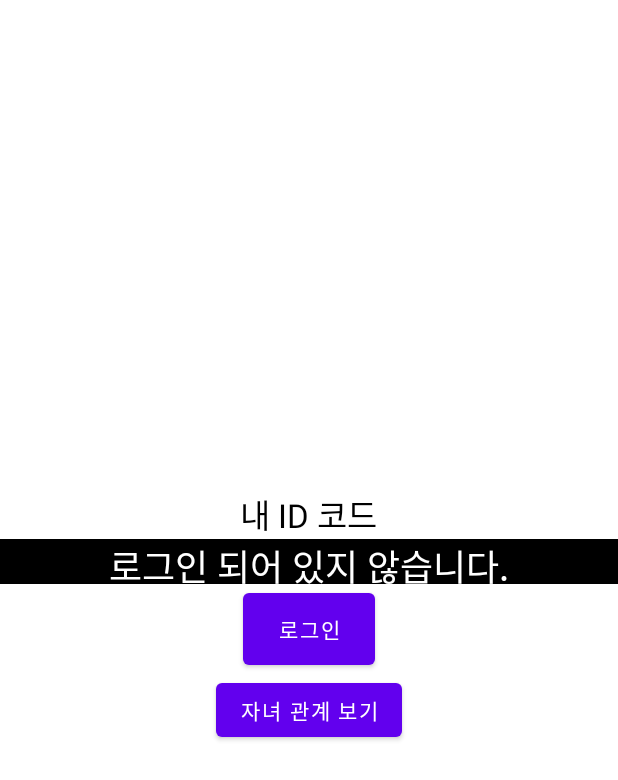
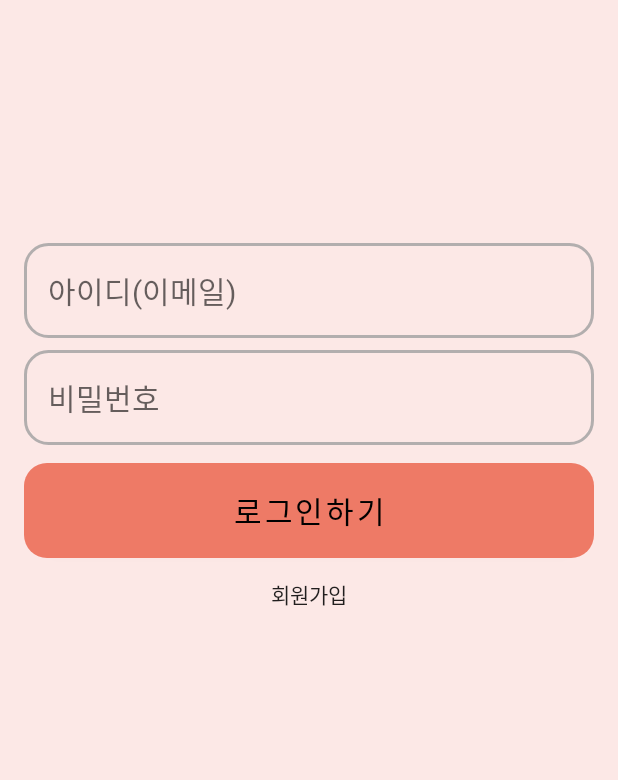
Before and after one commit to DGU-Post-IT/DangNaGwiGwi, an Android app: the screen it shows after launch (ProfileActivity), after a tap on "MY", on a phone screen of 412 x 824 dp. Shown: the top 780 px of the screen. Run offline under Robolectric (Android 15) with nearby library versions, the phone set to English and light mode, and no system bars; our stand-ins replace Firebase (no records; nobody signed in at launch, a user with empty details on screens opened directly), data binding.

Commit message:
login screen change

```diff
--- a/app/src/main/java/com/example/postit/ProfileActivity.java
+++ b/app/src/main/java/com/example/postit/ProfileActivity.java
@@ -1,150 +1,236 @@
 package com.example.postit;
 
-import android.content.Intent;
 import android.os.Bundle;
 import android.util.Log;
-import android.widget.RadioButton;
+import android.view.View;
 import android.widget.Toast;
 
-import androidx.activity.result.ActivityResultCallback;
-import androidx.activity.result.ActivityResultLauncher;
 import androidx.annotation.NonNull;
 import androidx.annotation.Nullable;
 import androidx.appcompat.app.AppCompatActivity;
-import androidx.databinding.DataBindingUtil;
-import androidx.lifecycle.ViewModel;
-import androidx.lifecycle.ViewModelProvider;
 
 import com.example.postit.databinding.ActivityProfileBinding;
-import com.example.postit.model.ParentUser;
-import com.firebase.ui.auth.AuthUI;
-import com.firebase.ui.auth.FirebaseAuthUIActivityResultContract;
-import com.firebase.ui.auth.IdpResponse;
-import com.firebase.ui.auth.data.model.FirebaseAuthUIAuthenticationResult;
 import com.google.android.gms.tasks.OnCompleteListener;
-import com.google.android.gms.tasks.OnFailureListener;
-import com.google.android.gms.tasks.OnSuccessListener;
 import com.google.android.gms.tasks.Task;
+import com.google.firebase.auth.AuthResult;
 import com.google.firebase.auth.FirebaseAuth;
 import com.google.firebase.auth.FirebaseUser;
 import com.google.firebase.firestore.FirebaseFirestore;
 
-import java.util.Arrays;
-import java.util.List;
+public class ProfileActivity extends AppCompatActivity {
 
-public class ProfileActivity extends AppCompatActivity {
+    static String TAG = "Login Activity";
+
     private ActivityProfileBinding binding;
-    private FirebaseFirestore db =FirebaseFirestore.getInstance();
+
     private FirebaseAuth auth = FirebaseAuth.getInstance();
+    private FirebaseFirestore db = FirebaseFirestore.getInstance();
+
 
     @Override
-    protected void onCreate(@Nullable Bundle savedInstanceState) {
+    public void onCreate(@Nullable Bundle savedInstanceState) {
         super.onCreate(savedInstanceState);
-        binding = DataBindingUtil.setContentView(this,R.layout.activity_profile);
-        binding.setLifecycleOwner(this);
-        ProfileViewModel vm = new ViewModelProvider(this).get(ProfileViewModel.class);
-        binding.setVm(vm);
-        initViews();
+        binding = ActivityProfileBinding.inflate(getLayoutInflater());
+        setContentView(binding.getRoot());
 
 
         bindLoginButton();
-        bindSaveButton();
-        bindButtons();
+        bindSignUpButton();
+
     }
 
-    private boolean checkLogin(){
-        FirebaseUser user = FirebaseAuth.getInstance().getCurrentUser();
-        return user != null;
-    }
+    private void bindSignUpButton() {
+        binding.signUpButton.setOnClickListener((v) -> {
 
-    private void bindSaveButton() {
-        binding.infoSaveButton.setOnClickListener((v)->{
-            if(!checkLogin()) return;
-            String name = binding.nameEditText.getText().toString();
-            String email = auth.getCurrentUser().getEmail();
-            int age = Integer.parseInt(binding.ageEditText.getText().toString());
-            int checkedRadioButtonId = binding.sexSelectGroup.getCheckedRadioButtonId();
-            int sex = -1;
-            RadioButton br = (RadioButton) (findViewById(checkedRadioButtonId));
-            if (br.getTag().equals("m")) {
-                sex=1;
-            }else{
-                sex=2;
-            }
-            ParentUser parentUser = new ParentUser(name,email,age,sex);
-            String key = auth.getCurrentUser().getUid();
-            binding.getVm().registerUserInfo(parentUser,key);
         });
     }
 
+    @Override
+    protected void onStart() {
+        super.onStart();
+        initViews();
+    }
+
     private void initViews() {
-        FirebaseUser user = FirebaseAuth.getInstance().getCurrentUser();
-        if(user==null){
-            binding.idTextView.setText(null);
+        FirebaseUser user = auth.getCurrentUser();
+        if (user == null) {
+            binding.idEditText.setText(null);
+            binding.idEditText.setEnabled(true);
+            binding.passwordEditText.setEnabled(true);
+            binding.idEditText.setText("");
+            binding.passwordEditText.setText("");
             binding.loginButton.setText("로그인하기");
-        }else{
-            binding.idTextView.setText(user.getEmail());
+        } else {
+            binding.idEditText.setText(user.getEmail());
+            binding.idEditText.setEnabled(false);
+            binding.passwordEditText.setText("******");
+            binding.passwordEditText.setEnabled(false);
             binding.loginButton.setText("로그아웃하기");
         }
     }
 
-    private void bindLoginButton() {
-        binding.loginButton.setOnClickListener((v)->{
-            FirebaseUser user = FirebaseAuth.getInstance().getCurrentUser();
-            if(user==null){
-                loginStart();
-            }else{
-                binding.getVm().logout();
+    private boolean checkLogin() {
+        FirebaseUser user = auth.getCurrentUser();
+        return user != null;
+    }
+
+    void updateUI(FirebaseUser user) {
+        if (user == null) {
+            binding.idEditText.setText(null);
+            binding.idEditText.setEnabled(true);
+            binding.passwordEditText.setEnabled(true);
+            binding.idEditText.setText("");
+            binding.passwordEditText.setText("");
+            binding.loginButton.setText("로그인하기");
+        } else {
+            binding.idEditText.setText(user.getEmail());
+            binding.idEditText.setEnabled(false);
+            binding.passwordEditText.setText("******");
+            binding.passwordEditText.setEnabled(false);
+            binding.loginButton.setText("로그아웃하기");
+        }
+    }
+
+    void bindLoginButton() {
+        binding.loginButton.setOnClickListener((v) -> {
+            if (auth.getCurrentUser() == null) {
+                String id = binding.idEditText.getEditableText().toString();
+                String password = binding.passwordEditText.getEditableText().toString();
+                if (id.equals("")) {
+                    return;
+                }
+                if (password.equals("")) {
+                    Toast.makeText(getApplicationContext(), "비밀번호를 입력해주세요", Toast.LENGTH_SHORT).show();
+                    return;
+                }
+
+                requestLogin(id, password);
+            } else {
+                binding.progressView.setVisibility(View.VISIBLE);
+                auth.signOut();
+                updateUI(null);
+                binding.progressView.setVisibility(View.GONE);
             }
-        });
-
-    }
-    private void bindButtons(){
-        binding.childrenRelationButton.setOnClickListener((v)->{
-            Intent intent = new Intent(this,ChildrenManageActivity.class);
-            startActivity(intent);
         });
     }
 
-    // 1102 로그인 결과 콜백 등록
-    private final ActivityResultLauncher<Intent> signInLauncher = registerForActivityResult(
-            new FirebaseAuthUIActivityResultContract(),
-            new ActivityResultCallback<FirebaseAuthUIAuthenticationResult>() {
-                @Override
-                public void onActivityResult(FirebaseAuthUIAuthenticationResult result) {
-                    onSignInResult(result);
-                }
-            }
-    );
-    // 로그인 결과 콜백 함수
-    private void onSignInResult(FirebaseAuthUIAuthenticationResult result) {
-        IdpResponse response = result.getIdpResponse();
-        if (result.getResultCode() == RESULT_OK) {
-            // Successfully signed in
-            FirebaseUser user = FirebaseAuth.getInstance().getCurrentUser();
-            binding.idTextView.setText(user.getEmail());
-            binding.loginButton.setText("로그아웃 하기");
-            binding.getVm().checkPrivateInfo();
-        } else {
-            // Sign in failed. If response is null the user canceled the
-            // sign-in flow using the back button. Otherwise check
-            // response.getError().getErrorCode() and handle the error.
-            // ...
-            Toast.makeText(this,"로그인에 실패했습니다.",Toast.LENGTH_SHORT).show();
-        }
+    void requestLogin(String id, String password) {
+        binding.progressView.setVisibility(View.VISIBLE);
+        auth.signInWithEmailAndPassword(id, password)
+                .addOnCompleteListener(this, new OnCompleteListener<AuthResult>() {
+                    @Override
+                    public void onComplete(@NonNull Task<AuthResult> task) {
+                        if (task.isSuccessful()) {
+                            // Sign in success, update UI with the signed-in user's information
+                            Log.d(TAG, "signInWithEmail:success");
+                            FirebaseUser user = auth.getCurrentUser();
+                            updateUI(user);
+                        } else {
+                            // If sign in fails, display a message to the user.
+                            Log.w(TAG, "signInWithEmail:failure", task.getException());
+                            Toast.makeText(getApplicationContext(), "로그인 실패", Toast.LENGTH_SHORT).show();
+                            updateUI(null);
+                        }
+                        binding.progressView.setVisibility(View.GONE);
+                    }
+                });
     }
-    //로그인 화면 시작
-    void loginStart() {
-        List<AuthUI.IdpConfig> providers = Arrays.asList(
-                new AuthUI.IdpConfig.EmailBuilder().build(),
-                new AuthUI.IdpConfig.GoogleBuilder().build());
-
-        // Create and launch sign-in intent
-        Intent signInIntent = AuthUI.getInstance()
-                .createSignInIntentBuilder()
-                .setAvailableProviders(providers)
-                .setIsSmartLockEnabled(false)
-                .build();
-        signInLauncher.launch(signInIntent);
-    }
+//
+//    private void bindSaveButton() {
+//        binding.infoSaveButton.setOnClickListener((v)->{
+//            if(!checkLogin()) return;
+//            String name = binding.nameEditText.getText().toString();
+//            String email = auth.getCurrentUser().getEmail();
+//            int age = Integer.parseInt(binding.ageEditText.getText().toString());
+//            int checkedRadioButtonId = binding.sexSelectGroup.getCheckedRadioButtonId();
+//            int sex = -1;
+//            RadioButton br = (RadioButton) (findViewById(checkedRadioButtonId));
+//            if (br.getTag().equals("m")) {
+//                sex=1;
+//            }else{
+//                sex=2;
+//            }
+//            ChildUser childUser = new ChildUser(name,email,age,sex);
+//            String key = auth.getCurrentUser().getUid();
+//            registerUserInfo(childUser,key);
+//        });
+//    }
+//
+//    private void registerUserInfo(ChildUser user, String key) {
+//        db.collection("users").document(key)
+//                .set(user)
+//                .addOnSuccessListener(new OnSuccessListener<Void>() {
+//                    @Override
+//                    public void onSuccess(Void aVoid) {
+//                        Log.d("upload!!", "DocumentSnapshot successfully written!");
+//                    }
+//                })
+//                .addOnFailureListener(new OnFailureListener() {
+//                    @Override
+//                    public void onFailure(@NonNull Exception e) {
+//                        Log.w("upload!!", "Error writing document", e);
+//                    }
+//                });
+//    }
+//
+//    private void bindLoginButton() {
+//        binding.loginButton.setOnClickListener((v) -> {
+//            FirebaseUser user = FirebaseAuth.getInstance().getCurrentUser();
+//            if (user == null) {
+//                loginStart();
+//            } else {
+//                AuthUI.getInstance()
+//                        .signOut(this)
+//                        .addOnCompleteListener(new OnCompleteListener<Void>() {
+//                            public void onComplete(@NonNull Task<Void> task) {
+//                                binding.idTextView.setText("로그아웃 됨");
+//                                binding.loginButton.setText("로그인 하기");
+//                            }
+//                        });
+//            }
+//        });
+//
+//    }
+//    // 로그인 결과 콜백 등록
+//    private final ActivityResultLauncher<Intent> signInLauncher = registerForActivityResult(
+//            new FirebaseAuthUIActivityResultContract(),
+//            new ActivityResultCallback<FirebaseAuthUIAuthenticationResult>() {
+//                @Override
+//                public void onActivityResult(FirebaseAuthUIAuthenticationResult result) {
+//                    onSignInResult(result);
+//                }
+//            }
+//    );
+//    // 로그인 결과 콜백 함수
+//    private void onSignInResult(FirebaseAuthUIAuthenticationResult result) {
+//        IdpResponse response = result.getIdpResponse();
+//        if (result.getResultCode() == RESULT_OK) {
+//            // Successfully signed in
+//            FirebaseUser user = FirebaseAuth.getInstance().getCurrentUser();
+//            binding.idTextView.setText(user.getEmail());
+//            binding.loginButton.setText("로그아웃 하기");
+//        } else {
+//            // Sign in failed. If response is null the user canceled the
+//            // sign-in flow using the back button. Otherwise check
+//            // response.getError().getErrorCode() and handle the error.
+//            // ...
+//            Toast.makeText(this,"로그인에 실패했습니다.",Toast.LENGTH_SHORT).show();
+//
+//        }
+//    }
+//    //로그인 화면 시작
+//    void loginStart() {
+//        List<AuthUI.IdpConfig> providers = Arrays.asList(
+//                new AuthUI.IdpConfig.EmailBuilder().build(),
+//                new AuthUI.IdpConfig.GoogleBuilder().build());
+//
+//        // Create and launch sign-in intent
+//        Intent signInIntent = AuthUI.getInstance()
+//                .createSignInIntentBuilder()
+//                .setAvailableProviders(providers)
+//                .setIsSmartLockEnabled(false)
+//                .build();
+//
+//        signInLauncher.launch(signInIntent);
+//    }
 }
--- /dev/null
+++ b/app/src/main/res/drawable/id_input_text.xml
@@ -0,0 +1,14 @@
+<?xml version="1.0" encoding="utf-8"?>
+<shape xmlns:android="http://schemas.android.com/apk/res/android"
+    android:shape="rectangle">
+    <solid android:color="@null"/>
+    <stroke
+        android:color="@color/gray"
+        android:width="2dp"/>
+    <corners
+        android:bottomLeftRadius="15dp"
+        android:bottomRightRadius="15dp"
+        android:topLeftRadius="15dp"
+        android:topRightRadius="15dp"/>
+
+</shape>
--- /dev/null
+++ b/app/src/main/res/drawable/radius_button.xml
@@ -0,0 +1,10 @@
+<?xml version="1.0" encoding="utf-8"?>
+<shape xmlns:android="http://schemas.android.com/apk/res/android"
+    android:shape="rectangle" android:padding = "10dp">
+    <solid android:color="@color/pink"/>
+    <corners
+        android:bottomLeftRadius="15dp"
+        android:bottomRightRadius="15dp"
+        android:topLeftRadius="15dp"
+        android:topRightRadius="15dp"/>
+</shape>
--- a/app/src/main/res/layout/activity_profile.xml
+++ b/app/src/main/res/layout/activity_profile.xml
@@ -1,105 +1,84 @@
 <?xml version="1.0" encoding="utf-8"?>
 <layout>
-    <data>
-        <import type="android.view.View"/>
-        <variable
-            name="vm"
-            type="com.example.postit.ProfileViewModel" />
-    </data>
-
-
-<LinearLayout xmlns:android="http://schemas.android.com/apk/res/android"
-    xmlns:tools="http://schemas.android.com/tools"
+<androidx.constraintlayout.widget.ConstraintLayout
+    xmlns:android="http://schemas.android.com/apk/res/android"
     android:layout_width="match_parent"
     android:layout_height="match_parent"
-    android:gravity="center"
-    android:orientation="vertical">
+    xmlns:app="http://schemas.android.com/apk/res-auto"
+    android:background="@color/light_pink">
 
+    <EditText
+        android:id="@+id/id_edit_text"
+        app:layout_constraintBottom_toBottomOf="parent"
+        app:layout_constraintDimensionRatio="6:1"
+        app:layout_constraintEnd_toEndOf="parent"
+        app:layout_constraintStart_toStartOf="parent"
+        app:layout_constraintTop_toTopOf="parent"
+        app:layout_constraintVertical_bias="0.2"
+        android:layout_width="0dp"
+        android:layout_height="0dp"
+        android:layout_margin="16dp"
+        android:background="@drawable/id_input_text"
+        android:hint="아이디(이메일)"
+        android:inputType="textEmailAddress"
+        android:paddingStart="16dp"
+        android:textSize="20sp" />
 
-    <TextView
-        android:layout_width="wrap_content"
-        android:layout_height="wrap_content"
-        android:text="내 ID 코드"
-        android:textColor="@color/black"
-        android:textSize="22sp" />
-
-    <TextView
-        android:id="@+id/id_text_view"
-        android:layout_width="match_parent"
-        android:layout_height="30dp"
-        android:background="@color/black"
-        android:hint="로그인 되어 있지 않음"
-        android:textAlignment="center"
-        android:textColor="@color/white"
-        android:textSize="24sp"
-        tools:text="@{vm.emailText}" />
+    <EditText
+        android:id="@+id/password_edit_text"
+        app:layout_constraintDimensionRatio="6:1"
+        app:layout_constraintEnd_toEndOf="@id/id_edit_text"
+        app:layout_constraintStart_toStartOf="@id/id_edit_text"
+        app:layout_constraintTop_toBottomOf="@id/id_edit_text"
+        android:layout_width="0dp"
+        android:layout_height="0dp"
+        android:layout_marginTop="8dp"
+        android:background="@drawable/id_input_text"
+        android:hint="비밀번호"
+        android:inputType="textPassword"
+        android:paddingStart="16dp"
+        android:textSize="20sp" />
 
     <Button
         android:id="@+id/login_button"
+        app:layout_constraintDimensionRatio="6:1"
+        app:layout_constraintEnd_toEndOf="@id/password_edit_text"
+        app:layout_constraintStart_toStartOf="@id/password_edit_text"
+        app:layout_constraintTop_toBottomOf="@id/password_edit_text"
+        android:layout_width="0dp"
+        android:layout_height="0dp"
+        android:layout_marginTop="12dp"
+        android:background="@drawable/radius_button"
+        android:text="로그인"
+        android:textColor="@color/black"
+        android:textSize="20sp" />
+
+    <androidx.appcompat.widget.AppCompatButton
+        android:id="@+id/signUpButton"
+        app:layout_constraintEnd_toEndOf="@id/login_button"
+        app:layout_constraintStart_toStartOf="@id/login_button"
+        app:layout_constraintTop_toBottomOf="@id/login_button"
         android:layout_width="wrap_content"
-        android:layout_height="60dp"
-        android:text="@{vm.buttonText}"
-        />
+        android:layout_height="wrap_content"
+        android:background="@null"
+        android:text="회원가입" />
 
     <LinearLayout
-        android:id="@+id/private_info_layout"
+        android:id="@+id/progress_view"
+        android:layout_width="match_parent"
+        android:layout_height="match_parent"
+        android:alpha="0.8"
+        android:background="@color/gray"
+        android:gravity="center"
         android:orientation="vertical"
-        android:visibility="@{!vm.privateInfoSaved &amp;&amp; vm.loggedIn ? View.VISIBLE : View.GONE, default=gone}"
-        android:layout_width="wrap_content"
-        android:layout_height="wrap_content"
-        >
+        android:visibility="gone">
 
-    <EditText
-        android:id="@+id/name_edit_text"
-        android:layout_width="match_parent"
-        android:layout_height="50dp"
-        android:elevation="1dp"
-        android:hint="이름을 입력" />
-    <RadioGroup
-        android:layout_width="match_parent"
-        android:layout_height="wrap_content"
-        android:orientation="horizontal"
-        android:id="@+id/sex_select_group"
-        >
-        <RadioButton
+        <ProgressBar
             android:layout_width="wrap_content"
-            android:layout_height="wrap_content"
-            android:text="남성"
-            android:tag="m"
-            />
-        <RadioButton
-            android:layout_width="wrap_content"
-            android:layout_height="wrap_content"
-            android:text="여성"
-            android:tag="f"
-            />
+            android:layout_height="wrap_content" />
 
-    </RadioGroup>
-
-    <EditText
-        android:layout_width="100dp"
-        android:layout_height="60dp"
-        android:id="@+id/age_edit_text"
-        android:inputType="number"
-        android:hint="나이를 입력"
-        />
-
-    <Button
-        android:layout_width="wrap_content"
-        android:layout_height="wrap_content"
-        android:text="정보 저장하기"
-        android:id="@+id/info_save_button"
-        />
     </LinearLayout>
 
-    <Button
-        android:layout_width="wrap_content"
-        android:layout_height="wrap_content"
-        android:text="자녀 관계 보기"
-        android:id="@+id/children_relation_button"
-        />
 
-
-
-</LinearLayout>
+</androidx.constraintlayout.widget.ConstraintLayout>
 </layout>
--- a/app/src/main/res/values/colors.xml
+++ b/app/src/main/res/values/colors.xml
@@ -9,4 +9,7 @@
     <color name="white">#FFFFFFFF</color>
     <color name="sky_blue">#D5E8F4</color>
     <color name="blue_green">#275D72</color>
+    <color name="pink">#EE7A66</color>
+    <color name="light_pink">#FCE8E6</color>
+    <color name="gray">#CCA0A0A0</color>
 </resources>
--- a/app/src/main/res/values/themes.xml
+++ b/app/src/main/res/values/themes.xml
@@ -2,8 +2,8 @@
     <!-- Base application theme. -->
     <style name="Theme.PostIT" parent="Theme.MaterialComponents.Light.NoActionBar">
         <!-- Primary brand color. -->
-        <item name="colorPrimary">@color/purple_500</item>
-        <item name="colorPrimaryVariant">@color/purple_700</item>
+        <item name="colorPrimary">@color/pink</item>
+        <item name="colorPrimaryVariant">@color/light_pink</item>
         <item name="colorOnPrimary">@color/white</item>
         <!-- Secondary brand color. -->
         <item name="colorSecondary">@color/teal_200</item>
```
